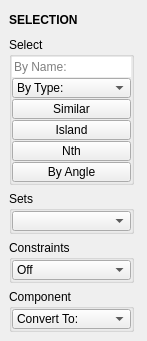
m3trik/tentacle, file tentacle/ui/selection.ui: the form before one commit.
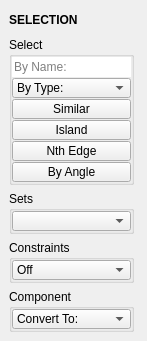
The form after the commit. Custom widgets are drawn as their Qt base class.

What changed in the file:
```diff
--- a/tentacle/ui/selection.ui
+++ b/tentacle/ui/selection.ui
@@ -243,7 +243,7 @@
             <string>Select Nth: Select 2 components</string>
            </property>
            <property name="text">
-            <string>Nth</string>
+            <string>Nth Edge</string>
            </property>
            <property name="iconSize">
             <size>
```
Left out of the diff: 5 changed lines with no effect on the pictures.
